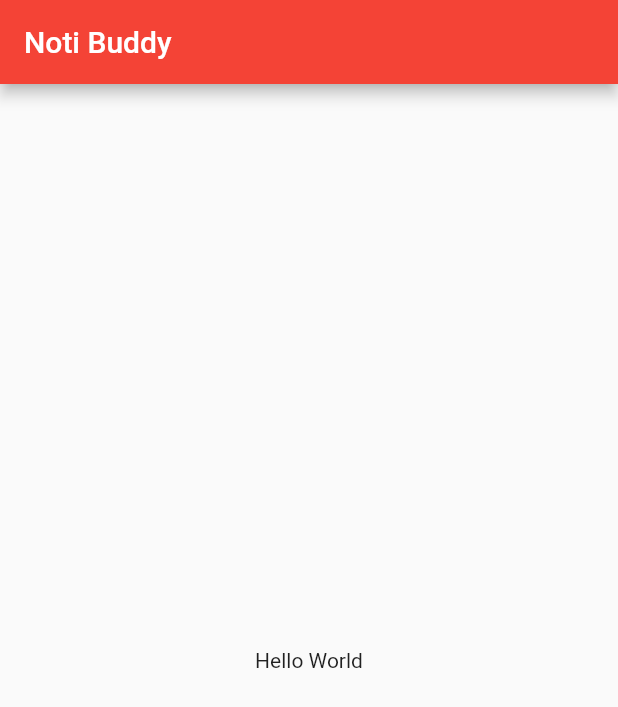
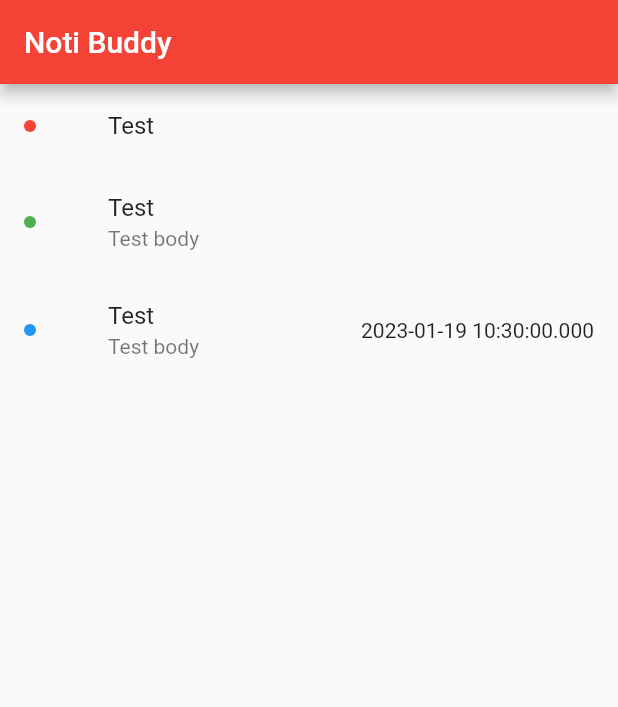
Before and after one commit to tomc128/noterly, a Flutter app: the screen it shows after launch, on a phone screen of 412 x 824 dp. Shown: the top 707 px of the screen. Run offline on Flutter 3.47's test engine with Material 2 defaults, Android fonts, the phone set to English and light mode, and no system bars.

Commit message:
Add basic listing and model

```diff
--- a/noti_buddy/lib/main.dart
+++ b/noti_buddy/lib/main.dart
@@ -1,4 +1,5 @@
 import 'package:flutter/material.dart';
+import 'package:noti_buddy/models/notification_item.dart';
 import 'package:noti_buddy/pages/main_page.dart';
 
 void main() {
@@ -16,7 +17,25 @@ class MyApp extends StatelessWidget {
       theme: ThemeData(
         primarySwatch: Colors.red,
       ),
-      home: const MainPage(),
+      home: MainPage(
+        items: [
+          NotificationItem(
+            title: 'Test',
+            colour: Colors.red,
+          ),
+          NotificationItem(
+            title: 'Test',
+            body: 'Test body',
+            colour: Colors.green,
+          ),
+          NotificationItem(
+            title: 'Test',
+            body: 'Test body',
+            dateTime: DateTime.now().add(const Duration(days: 7)),
+            colour: Colors.blue,
+          ),
+        ],
+      ),
     );
   }
 }
--- /dev/null
+++ b/noti_buddy/lib/models/notification_item.dart
@@ -0,0 +1,17 @@
+import 'package:flutter/material.dart';
+
+class NotificationItem {
+  String title;
+  String? body;
+
+  DateTime? dateTime;
+
+  Color colour;
+
+  NotificationItem({
+    required this.title,
+    this.body,
+    this.dateTime,
+    required this.colour,
+  });
+}
--- a/noti_buddy/lib/pages/main_page.dart
+++ b/noti_buddy/lib/pages/main_page.dart
@@ -1,7 +1,13 @@
 import 'package:flutter/material.dart';
+import 'package:noti_buddy/models/notification_item.dart';
 
 class MainPage extends StatefulWidget {
-  const MainPage({super.key});
+  final List<NotificationItem> items;
+
+  const MainPage({
+    required this.items,
+    super.key,
+  });
 
   @override
   State<MainPage> createState() => _MainPageState();
@@ -14,8 +20,25 @@ class _MainPageState extends State<MainPage> {
       appBar: AppBar(
         title: const Text('Noti Buddy'),
       ),
-      body: const Center(
-        child: Text('Hello World'),
+      body: Center(
+        child: ListView.builder(
+          itemCount: widget.items.length,
+          itemBuilder: (context, index) {
+            final item = widget.items[index];
+
+            return ListTile(
+              title: Text(item.title),
+              subtitle: item.body != null ? Text(item.body!) : null,
+              trailing: item.dateTime != null ? Text('${item.dateTime}') : null,
+              leading: SizedBox(
+                width: 8,
+                child: CircleAvatar(
+                  backgroundColor: item.colour,
+                ),
+              ),
+            );
+          },
+        ),
       ),
     );
   }
```
